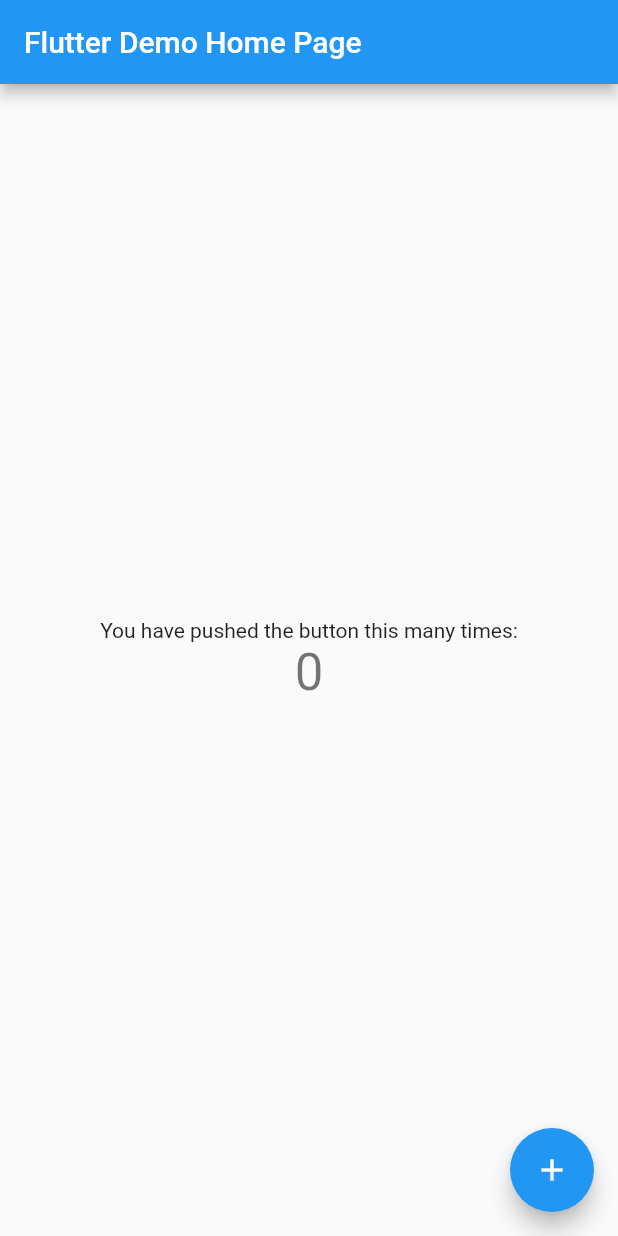
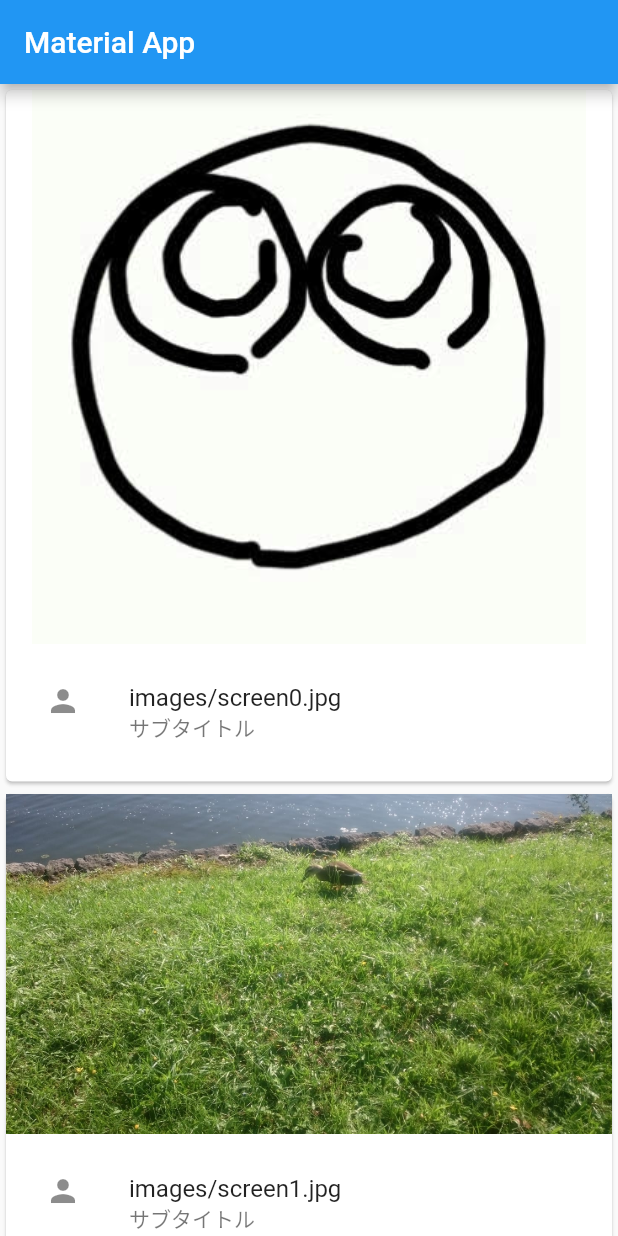
Before and after one commit to ShotaroOkada/practice_flutter, a Flutter app: the screen it shows after launch, on a phone screen of 412 x 824 dp. Run offline on Flutter 3.47's test engine with Material 2 defaults, Android fonts, the phone set to English and light mode, and no system bars.

Commit message:
https://note.mu/shogoyamada/n/n912c7ba1ddf4?magazine_key=mb786f49b649d完成

```diff
--- a/lib/main.dart
+++ b/lib/main.dart
@@ -25,39 +25,70 @@ class MyHomePage extends StatefulWidget {
 }
 
 class _MyHomePageState extends State<MyHomePage> {
-  int _counter = 0;
+  @override
+  Widget build(BuildContext context) {
+    return Scaffold(
+        appBar: AppBar(
+          title: Text("Material App"),
+        ),
+        body: ListView(
+            children: List.generate(5, (index) {
+          return InkWell(
+            onTap: (){
+              Navigator.push(context, MaterialPageRoute(builder: (context) => MyHomePageDetail("images/screen$index.jpg")));
+            },
+            child: Card(
+              child: Column(
+                children: <Widget>[
+                  Image.asset("images/screen$index.jpg"),
+                  Container(
+                      margin: EdgeInsets.all(10.0),
+                      child: ListTile(
+                        title: Text("images/screen$index.jpg"),
+                        leading: Icon(Icons.person),
+                        subtitle: Text("サブタイトル"),
+                      )),
+                ],
+              ),
+            ),
+          );
+        })));
+  }
+}
 
-  void _incrementCounter() {
-    setState(() {
-      _counter++;
-    });
+
+class MyHomePageDetail extends StatefulWidget {
+
+  String _imageName;
+
+  MyHomePageDetail(String imageName){
+    this._imageName = imageName;
   }
 
   @override
+  _MyHomePageDetailState createState() => new _MyHomePageDetailState();
+}
+
+class _MyHomePageDetailState extends State<MyHomePageDetail> {
+  @override
   Widget build(BuildContext context) {
     return Scaffold(
-      appBar: AppBar(
-        title: Text(widget.title),
-      ),
-      body: Center(
-        child: Column(
-          mainAxisAlignment: MainAxisAlignment.center,
-          children: <Widget>[
-            Text(
-              'You have pushed the button this many times:',
-            ),
-            Text(
-              '$_counter',
-              style: Theme.of(context).textTheme.display1,
-            ),
-          ],
+        appBar: AppBar(
+          title: Text("Material App"),
         ),
-      ),
-      floatingActionButton: FloatingActionButton(
-        onPressed: _incrementCounter,
-        tooltip: 'Increment',
-        child: Icon(Icons.add),
-      ),
-    );
+        body: Center(
+          child: Column(
+            children: <Widget>[
+              Image.asset(widget._imageName),
+              Container(
+                child: ListTile(
+                  title: Text(widget._imageName),
+                  leading: Icon(Icons.person),
+                  subtitle: Text("お写真ですこれは"),
+                ),
+              )
+            ],
+          ),
+        ));
   }
 }
```
Also changed, not shown: pubspec.yaml (+8 -0 lines), images/screen0.jpg (added), images/screen1.jpg (added), images/screen2.jpg (added), images/screen3.jpg (added), images/screen4.jpg (added), lib/myHomePageDetailStated.dart (added).
